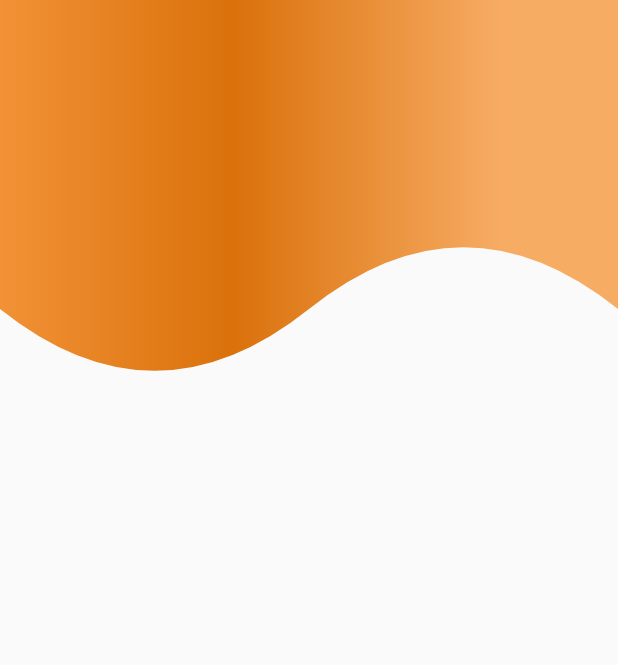
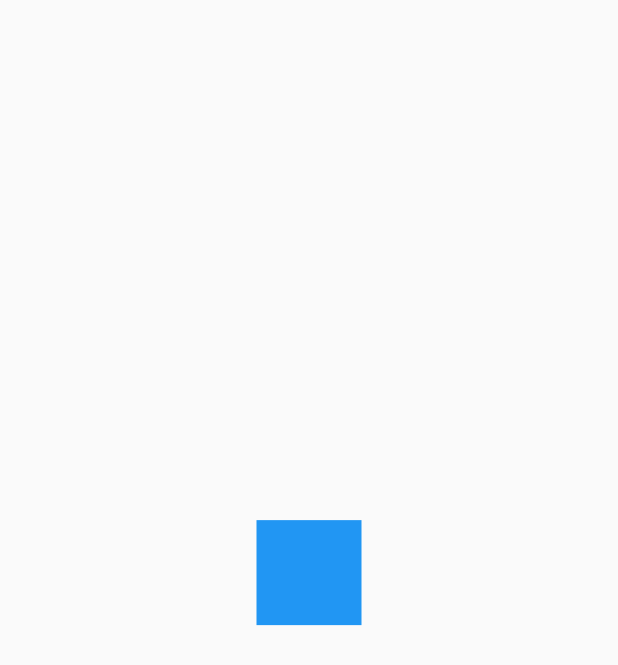
Before and after one commit to alexespinozaf/designApp, a Flutter app: the screen it shows after launch, on a phone screen of 412 x 824 dp. Shown: the top 665 px of the screen. Run offline on Flutter 3.47's test engine with Material 2 defaults, Android fonts, the phone set to English and light mode, and no system bars.

Commit message:
play with animation of a square

```diff
--- /dev/null
+++ b/lib/challenges/animated_square_page.dart
@@ -0,0 +1,82 @@
+import 'package:flutter/material.dart';
+
+class AnimatedSquarePage extends StatelessWidget {
+  @override
+  Widget build(BuildContext context) {
+    return Scaffold(
+      body: Center(child: _AnimatedSquare()),
+    );
+  }
+}
+
+class _AnimatedSquare extends StatefulWidget {
+  @override
+  __AnimatedSquareState createState() => __AnimatedSquareState();
+}
+
+class __AnimatedSquareState extends State<_AnimatedSquare>
+    with SingleTickerProviderStateMixin {
+  AnimationController animationController;
+  Animation<double> moveRight;
+  Animation<double> moveTop;
+  Animation<double> moveLeft;
+  Animation<double> moveBotton;
+
+  @override
+  void initState() {
+    animationController = new AnimationController(
+        vsync: this, duration: Duration(milliseconds: 4000));
+    moveRight = Tween(begin: 0.0, end: 100.0).animate(CurvedAnimation(
+        parent: animationController,
+        curve: Interval(0.0, 0.25, curve: Curves.bounceIn)));
+    moveTop = Tween(begin: 0.0, end: -100.0).animate(CurvedAnimation(
+        parent: animationController,
+        curve: Interval(0.25, 0.5, curve: Curves.bounceIn)));
+    moveLeft = Tween(begin: 0.0, end: -100.0).animate(CurvedAnimation(
+        parent: animationController,
+        curve: Interval(0.5, 0.75, curve: Curves.bounceIn)));
+    moveBotton = Tween(begin: 0.0, end: 100.0).animate(CurvedAnimation(
+        parent: animationController,
+        curve: Interval(0.75, 1.0, curve: Curves.bounceIn)));
+
+    animationController.addListener(() {
+      if (animationController.status == AnimationStatus.completed) {
+        animationController.repeat();
+      }
+    });
+    super.initState();
+  }
+
+  @override
+  void dispose() {
+    animationController.dispose();
+    super.dispose();
+  }
+
+  @override
+  Widget build(BuildContext context) {
+    animationController.repeat();
+
+    return AnimatedBuilder(
+      animation: animationController,
+      child: _Rectangulo(),
+      builder: (BuildContext context, Widget child) {
+        return Transform.translate(
+            offset: Offset(moveRight.value + moveLeft.value,
+                moveTop.value + moveBotton.value),
+            child: child);
+      },
+    );
+  }
+}
+
+class _Rectangulo extends StatelessWidget {
+  @override
+  Widget build(BuildContext context) {
+    return Container(
+      width: 70,
+      height: 70,
+      decoration: BoxDecoration(color: Colors.blue),
+    );
+  }
+}
--- a/lib/main.dart
+++ b/lib/main.dart
@@ -1,3 +1,5 @@
+import 'package:design/challenges/animated_square_page.dart';
+import 'package:design/pages/animation_page.dart';
 import 'package:design/pages/header_page.dart';
 import 'package:flutter/material.dart';
 
@@ -9,6 +11,6 @@ class MyApp extends StatelessWidget {
     return MaterialApp(
         debugShowCheckedModeBanner: false,
         title: 'Diseño app',
-        home: HeaderPage());
+        home: AnimatedSquarePage());
   }
 }
```
Also changed, not shown: lib/pages/animation_page.dart (added, +90 -0 lines).
